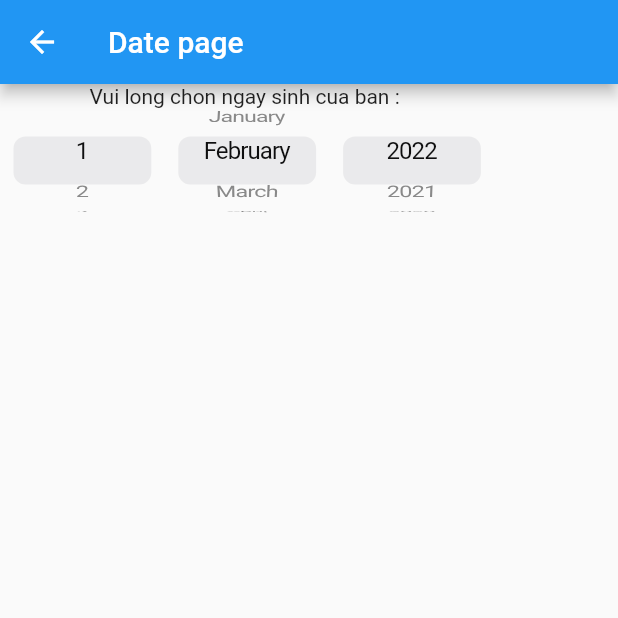
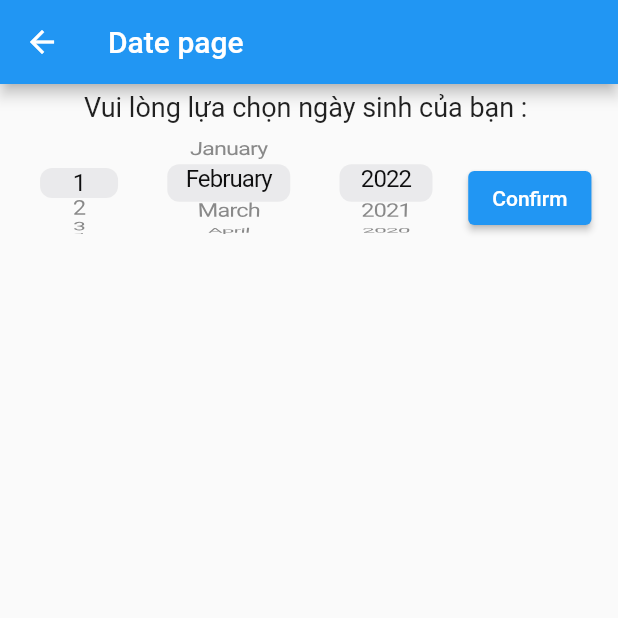
Before and after one commit to nhbao96/artthmetic, a Flutter app: the DateArthmeticPage screen opened by its route, after a tap on "February", on a phone screen of 412 x 824 dp, the top half of it. Run offline on Flutter 3.47's test engine with Material 2 defaults, Android fonts, the phone set to English and light mode, and no system bars; our stand-ins replace dio, equatable, flutter_spinkit, rxdart, shared_preferences; accounts and stored records are empty.

Commit message:
update date_page

```diff
--- /dev/null
+++ b/lib/data/datasources/remote/dto/app_resource.dart
@@ -0,0 +1,12 @@
+class AppResource<T> {
+  String? messsage;
+  T? data;
+
+  AppResource({this.messsage, this.data});
+
+  // parser
+  AppResource.fromJson(Map<String, dynamic> json, Function parseModel) {
+    messsage = json["message"];
+    data = parseModel(json["data"]);
+  }
+}
--- /dev/null
+++ b/lib/data/datasources/remote/dto/number_dto.dart
@@ -0,0 +1,47 @@
+class Number_DTO{
+  int? _id;
+  String? _title;
+  String? _subTile;
+  String? _content;
+
+
+  int get id => _id ?? 0;
+
+  set id(int value) {
+    _id = value;
+  }
+
+  String get title => _title ?? "";
+
+  String get content => _content ?? "";
+
+  set content(String value) {
+    _content = value;
+  }
+
+  String get subTile => _subTile ?? "";
+
+  set subTile(String value) {
+    _subTile = value;
+  }
+
+  set title(String value) {
+    _title = value;
+  }
+
+  @override
+  String toString() {
+    return 'Number_DTO{_id: $_id, _title: $_title, _subTile: $_subTile, _content: $_content}';
+  }
+
+  Number_DTO.fromJson(Map<String, dynamic> json) {
+    _title = json['title'];
+    _subTile = json['subtitle'];
+    _id = json['id'];
+    _content = json['content'];
+  }
+
+  static Number_DTO parser (Map<String, dynamic> json){
+    return Number_DTO.fromJson(json);
+  }
+}
--- /dev/null
+++ b/lib/data/repositories/date_repository.dart
@@ -0,0 +1,28 @@
+import 'dart:async';
+
+import 'package:arithmetic_app/data/datasources/remote/api_request.dart';
+import 'package:arithmetic_app/data/datasources/remote/dto/number_dto.dart';
+import 'package:flutter/services.dart';
+import '../datasources/remote/dto/app_resource.dart';
+import 'dart:io';
+import 'dart:convert';
+class DateRepository{
+  late ApiRequest _apiRequest;
+  void updateApiRequest(ApiRequest apiRequest){
+    _apiRequest = apiRequest;
+  }
+
+  Future<AppResource<Number_DTO>> getDataMainNumberById(int id) async{
+    Completer<AppResource<Number_DTO>> completer = Completer();
+    try{
+      String jsonString = await rootBundle.loadString("assets/number_mock/2.json");
+      print("jsonString = ${jsonString}");
+      Map<String, dynamic> jsonData = jsonDecode(jsonString);
+      print("decode done");
+      AppResource<Number_DTO> resourceDTO = AppResource.fromJson(jsonData, Number_DTO.fromJson);
+    }catch(e){
+      print("getDataMainNumberById error : ${e.toString()}");
+    }
+    return completer.future;
+  }
+}
--- /dev/null
+++ b/lib/features/date_arthmetic/date_bloc.dart
@@ -0,0 +1,74 @@
+import 'dart:async';
+
+import 'package:arithmetic_app/common/bases/base_bloc.dart';
+import 'package:arithmetic_app/common/bases/base_event.dart';
+import 'package:arithmetic_app/common/utils/extension.dart';
+import 'package:arithmetic_app/data/repositories/date_repository.dart';
+import 'package:arithmetic_app/features/date_arthmetic/date_event.dart';
+
+class DateBloc extends BaseBloc{
+  late DateRepository _dateRepository;
+  StreamController<int> _streamController = StreamController<int>.broadcast();
+  int? _day;
+  int? _month;
+  int? _year;
+
+  StreamController<int> get streamController => _streamController;
+
+  int get day => _day ?? 0;
+
+  set day(int value) {
+    _day = value;
+  }
+
+  int get month => _month ?? 0;
+
+  set month(int value) {
+    _month = value;
+  }
+
+  int get year => _year ?? 0;
+
+  set year(int value) {
+    _year = value;
+  }
+
+  void updateDateRepository(DateRepository dateRepository){
+    _dateRepository = dateRepository;
+  }
+  @override
+  void dispatch(BaseEvent event) {
+    // TODO: implement dispatch
+    switch(event.runtimeType){
+      case ClickConfirmBtnEvent:
+        handleClickConfirmBtnEvent(event as ClickConfirmBtnEvent);
+        break;
+      default:
+        break;
+    }
+  }
+@override
+  void dispose() {
+    // TODO: implement dispose
+    super.dispose();
+    _streamController.close();
+  }
+
+  void handleClickConfirmBtnEvent(ClickConfirmBtnEvent event) async{
+    try{
+        _day = await event.day;
+        _month = await event.month;
+        _year = await event.year;
+
+        int sumOfStep1 = sumOfDigits(_day!) + sumOfDigits(_month!) + sumOfDigits(_year!);
+        int sumOfStep2 = sumOfDigits(sumOfStep1);
+
+        await _dateRepository.getDataMainNumberById(sumOfStep2);
+        _streamController.sink.add(sumOfStep2);
+    }catch(e){
+      print(e.toString());
+    }
+  }
+
+
+}
--- /dev/null
+++ b/lib/features/date_arthmetic/date_event.dart
@@ -0,0 +1,15 @@
+import 'package:arithmetic_app/common/bases/base_event.dart';
+
+class ClickConfirmBtnEvent extends BaseEvent{
+
+  int? day;
+  int? month;
+  int? year;
+
+  ClickConfirmBtnEvent(this.day, this.month, this.year);
+
+  @override
+  // TODO: implement props
+  List<Object?> get props => [];
+
+}
--- a/lib/features/date_arthmetic/date_page.dart
+++ b/lib/features/date_arthmetic/date_page.dart
@@ -1,6 +1,10 @@
 import 'package:arithmetic_app/common/bases/base_widget.dart';
+import 'package:arithmetic_app/common/utils/extension.dart';
 import 'package:arithmetic_app/data/datasources/remote/api_request.dart';
+import 'package:arithmetic_app/data/repositories/date_repository.dart';
 import 'package:arithmetic_app/data/repositories/home_repository.dart';
+import 'package:arithmetic_app/features/date_arthmetic/date_bloc.dart';
+import 'package:arithmetic_app/features/date_arthmetic/date_event.dart';
 import 'package:arithmetic_app/features/home/home_bloc.dart';
 import 'package:flutter/cupertino.dart';
 import 'package:flutter/material.dart';
@@ -22,17 +26,17 @@ class _DateArthmeticPageState extends State<DateArthmeticPage> {
         child: _DateArthmeticContainer(),
         providers: [
           Provider<ApiRequest>(create: (context)=>ApiRequest(),),
-          ProxyProvider<ApiRequest,HomeRepository>(
-              create: (context)=>HomeRepository(),
-              update: (context,apiRequest,homeRepository){
-                homeRepository?.updateApiRequest(apiRequest);
-                return homeRepository!;
+          ProxyProvider<ApiRequest,DateRepository>(
+              create: (context)=>DateRepository(),
+              update: (context,apiRequest,dateRepository){
+                dateRepository?.updateApiRequest(apiRequest);
+                return dateRepository!;
               }),
-          ProxyProvider<HomeRepository,HomeBloc>(
-              create: (context)=>HomeBloc(),
-              update: (context,homeRepository,homeBloc){
-                homeBloc?.updateHomeRepository(homeRepository);
-                return homeBloc!;
+          ProxyProvider<DateRepository,DateBloc>(
+              create: (context)=>DateBloc(),
+              update: (context,dateRepository,dateBloc){
+                dateBloc?.updateDateRepository(dateRepository);
+                return dateBloc!;
               })
         ]);
   }
@@ -45,7 +49,7 @@ class _DateArthmeticContainer extends StatefulWidget {
 }
 
 class _DateArthmeticContainerState extends State<_DateArthmeticContainer> {
-  late HomeBloc _bloc;
+  late DateBloc _bloc;
 
   final days = List.generate(31, (i) => i + 1);
   final months = [
@@ -68,25 +72,7 @@ class _DateArthmeticContainerState extends State<_DateArthmeticContainer> {
   late String _selectedMonth;
   late int _selectedYear;
 
-  bool isDateValid(int selectedDay, String selectedMonth, int selectedYear) {
-    if (selectedMonth == 'February') {
-      // Check if the selected year is a leap year
-      if (selectedYear % 4 == 0) {
-        // Leap year
-        return selectedDay <= 29;
-      } else {
-        // Non-leap year
-        return selectedDay <= 28;
-      }
-    } else if (selectedMonth == 'April' ||
-        selectedMonth == 'June' ||
-        selectedMonth == 'September' ||
-        selectedMonth == 'November') {
-      return selectedDay <= 30;
-    } else {
-      return selectedDay <= 31;
-    }
-  }
+
   @override
   void initState() {
     // TODO: implement initState
@@ -98,53 +84,99 @@ class _DateArthmeticContainerState extends State<_DateArthmeticContainer> {
   }
   Widget build(BuildContext context) {
     return SafeArea(
+      child: Container(
         child: Column(
+          mainAxisAlignment: MainAxisAlignment.spaceAround,
+          crossAxisAlignment: CrossAxisAlignment.center,
           children: [
-          Text("Vui long chon ngay sinh cua ban : "),
+            Flexible(
+              child: Column(
+                crossAxisAlignment: CrossAxisAlignment.center,
+                children: [
+                  Container(margin: EdgeInsets.symmetric(horizontal: 5,vertical:5), child: Text("Vui lòng lựa chọn ngày sinh của bạn : ",style: TextStyle(fontSize: 18),)),
                   Container(
-            width: MediaQuery.of(context).size.width*0.8,
+                    width: MediaQuery.of(context).size.width*0.95,
                     height: 70,
                     child: Row(
+                      mainAxisAlignment: MainAxisAlignment.spaceAround,
                       children: [
-                Expanded(
+                        Flexible(
+                          child: Container(
+                            width: 70,
+
+                            alignment: Alignment.center,
                             child: CupertinoPicker(
-                    itemExtent: 32,
+                              itemExtent: 20,
                               onSelectedItemChanged: (index) {
                                 setState(() {
                                   _selectedDay = days[index];
                                 });
                               },
-                    children: days.map((day) => Text(day.toString(),style: TextStyle(fontSize: 16),)).toList(),
+                              children: days.map((day) => Text(day.toString(),textAlign: TextAlign.center, style: TextStyle(fontSize: 16),)).toList(),
+
                             ),
                           ),
-                Expanded(
+                        ),
+                        Flexible(
+                          child: Container(
+                            width: 100,
                             child: CupertinoPicker(
-
-                    itemExtent: 32,
+                              itemExtent: 25,
                               onSelectedItemChanged: (index) {
                                 setState(() {
                                   _selectedMonth = months[index];
                                 });
                               },
-                    children: months.map((month) => Text(month,style: TextStyle(fontSize: 16))).toList(),
+                              children: months.map((month) => Text(month,textAlign: TextAlign.center,style: TextStyle(fontSize: 16))).toList(),
                             ),
                           ),
-                Expanded(
+                        ),
+                        Flexible(
+                          child: Container(
+                            width: 80,
                             child: CupertinoPicker(
-                    itemExtent: 32,
+                              itemExtent: 25,
                               onSelectedItemChanged: (index) {
                                 setState(() {
                                   _selectedYear = years[index];
                                 });
                               },
-                    children: years.map((year) => Text(year.toString(),style: TextStyle(fontSize: 16))).toList(),
+                              children: years.map((year) => Text(year.toString(),textAlign: TextAlign.center,style: TextStyle(fontSize: 16))).toList(),
                             ),
                           ),
+                        ),
+                        Container(
+                            margin: EdgeInsets.only(top: 20),
+                            child: ElevatedButton(onPressed: (){
+                              int day = _selectedDay;
+                              int month = convertMonthStringToNum(_selectedMonth);
+                              int year = _selectedYear;
+                              if(isDateValid(day, month, year) == true){
+                                _bloc.eventSink.add(ClickConfirmBtnEvent(day, month, year));
+                              }else{
+                                showMessage(context, "Ngày sinh của bạn chưa hợp lệ!, vui lòng thực hiện lại");
+                              }
+                            }, child: Text("Confirm")))
+                      ],
+                    ),
+                  ),
+                  Container(
+                      margin : EdgeInsets.only(top: 20),
+                      child: StreamBuilder<int>(
+                    stream: _bloc.streamController.stream,
+                    builder: (context,snapshot){
+                      if(snapshot.hasError || snapshot.data == null){
+                        return Container();
+                      }
+                      return Text("Con số chủ đạo của bạn là : ${snapshot.data}", style: TextStyle(fontSize: 20));
+                    },
+                  ))
                 ],
               ),
             )
           ],
         ),
+      ),
     );;
   }
 }
--- a/pubspec.yaml
+++ b/pubspec.yaml
@@ -69,6 +69,7 @@ flutter:
   # To add assets to your application, add an assets section, like this:
   assets:
     - assets/images/
+    - assets/number_mock/
 
   # An image asset can refer to one or more resolution-specific "variants", see
   # https://flutter.dev/assets-and-images/#resolution-aware
```
Also changed, not shown: assets/number_mock/2.json (added, +6 -0 lines), lib/common/utils/extension.dart (+60 -0 lines). Lines whose indentation alone changed are shown as unchanged.
